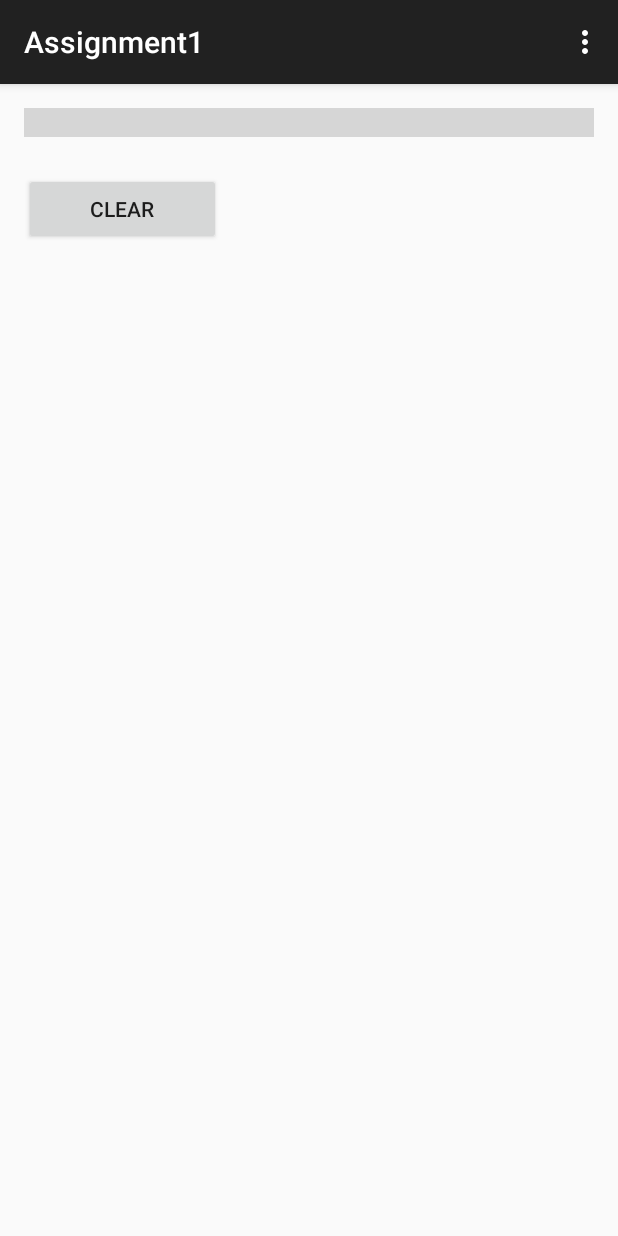
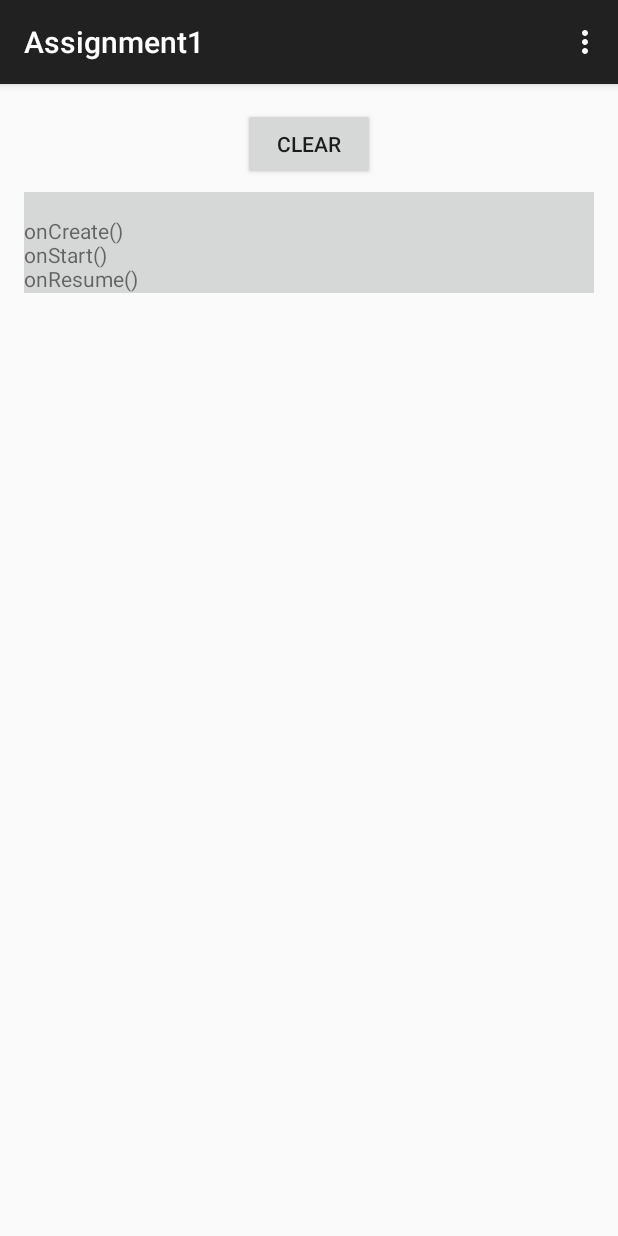
Before and after one commit to h-t-tran/android, an Android app: the screen it shows after launch (PortraitActivity), on a phone screen of 412 x 824 dp. Run offline under Robolectric (Android 15) with nearby library versions, the phone set to English and light mode, and no system bars; grey boxes are pictures that could not be loaded.

Commit message:
more assign 1

```diff
--- a/android/Assignment1/app/src/main/java/com/sdsu/hoanh/assignment1/PortraitActivity.java
+++ b/android/Assignment1/app/src/main/java/com/sdsu/hoanh/assignment1/PortraitActivity.java
@@ -4,6 +4,8 @@ package com.sdsu.hoanh.assignment1;
  * Name:        Hoanh Tran
  * Project:     Assigment 1
  * Date:        Feb 1, 2015
+ * Desc:    This project tracks the activity life cycle and prints out the
+ * various callbacks.  It supports both portrait and landscape layout.
  */
 import android.support.v7.app.ActionBarActivity;
 import android.os.Bundle;
@@ -99,7 +101,7 @@ public class PortraitActivity extends ActionBarActivity {
 
     private void _log(String msg) {
         TextView tv = (TextView)findViewById(R.id.textView2);
-        String newText = tv.getText() + ", " + msg;
+        String newText = tv.getText() + "\n" + msg;
         tv.setText(newText);
 
         Log.i(_title, msg);
--- a/android/Assignment1/app/src/main/res/layout-land/activity_portrait.xml
+++ b/android/Assignment1/app/src/main/res/layout-land/activity_portrait.xml
@@ -14,12 +14,11 @@
     <Button
         android:layout_width="wrap_content"
         android:layout_height="wrap_content"
-        android:text="Clear"
+        android:text="@string/btn_clear_text"
         android:id="@+id/clearButton"
-        android:hint="Click to clear text"
         android:enabled="true"
-        android:layout_below="@+id/textView2"
-        android:layout_alignRight="@+id/textView2"
-        android:layout_alignEnd="@+id/textView2" />
+        android:layout_alignParentBottom="true"
+        android:layout_centerHorizontal="true"
+        android:layout_alignParentRight="false" />
 
 </RelativeLayout>
--- a/android/Assignment1/app/src/main/res/layout/activity_portrait.xml
+++ b/android/Assignment1/app/src/main/res/layout/activity_portrait.xml
@@ -5,22 +5,24 @@
     android:paddingTop="@dimen/activity_vertical_margin"
     android:paddingBottom="@dimen/activity_vertical_margin" tools:context=".PortraitActivity">
 
+    <Button
+        android:layout_width="wrap_content"
+        android:layout_height="wrap_content"
+        android:text="@string/btn_clear_text"
+        android:id="@+id/clearButton"
+        android:enabled="true"
+        android:layout_alignParentTop="true"
+        android:layout_centerHorizontal="true" />
+
     <TextView
         android:layout_width="fill_parent"
         android:layout_height="wrap_content"
         android:id="@+id/textView2"
-        android:background="@color/link_text_material_light" />
+        android:layout_alignParentTop="true"
+        android:layout_alignParentRight="true"
+        android:layout_alignParentEnd="true"
+        android:layout_marginTop="56dp"
+        android:background="@color/button_material_light" />
 
-    <Button
-        android:layout_width="wrap_content"
-        android:layout_height="wrap_content"
-        android:text="Clear"
-        android:id="@+id/clearButton"
-        android:hint="Click to clear text"
-        android:enabled="true"
-        android:layout_below="@+id/textView2"
-        android:layout_alignParentLeft="true"
-        android:layout_alignParentStart="true"
-        android:layout_marginTop="24dp" />
 
 </RelativeLayout>
--- a/android/Assignment1/app/src/main/res/values/strings.xml
+++ b/android/Assignment1/app/src/main/res/values/strings.xml
@@ -2,7 +2,8 @@
 <resources>
 
     <string name="app_name">Assignment1</string>
-    <string name="hello_world">Hello world!</string>
     <string name="action_settings">Settings</string>
+    <string name="btn_clear_text">Clear</string>
+    <string name="btn_clear_tooltip">Click to clear</string>
 
 </resources>
```
Also changed, not shown: 1 other file.
